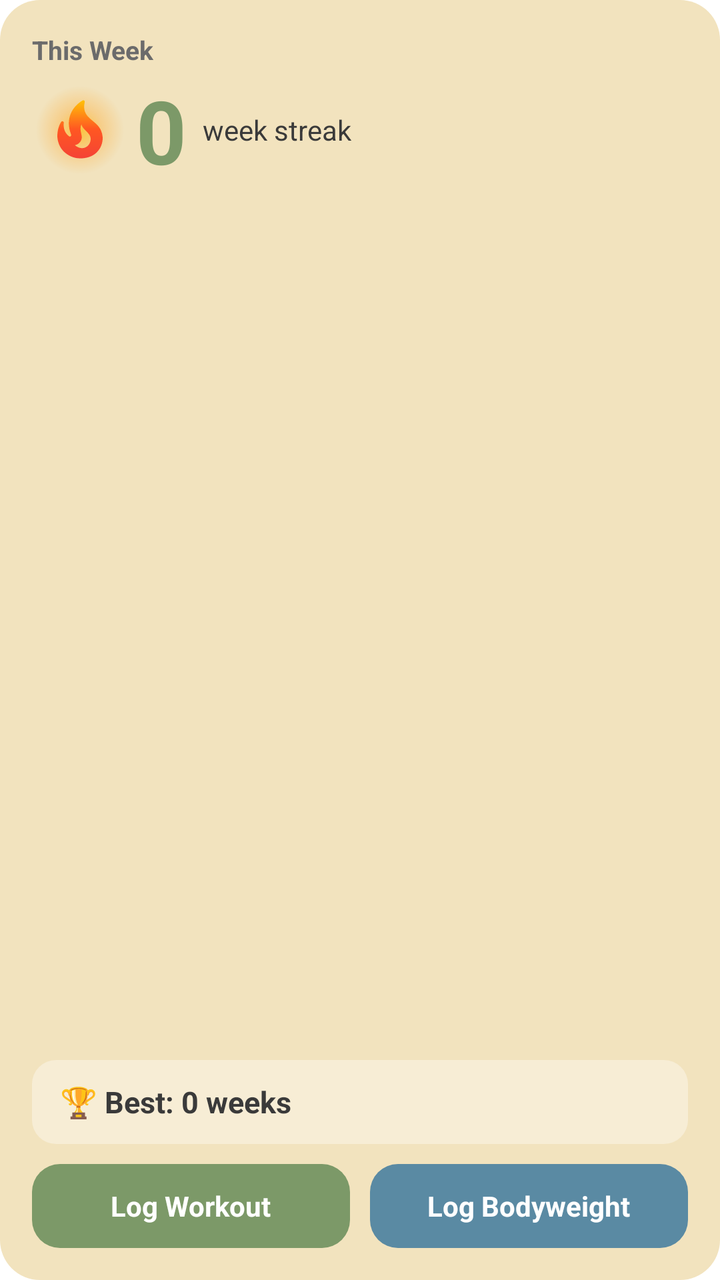
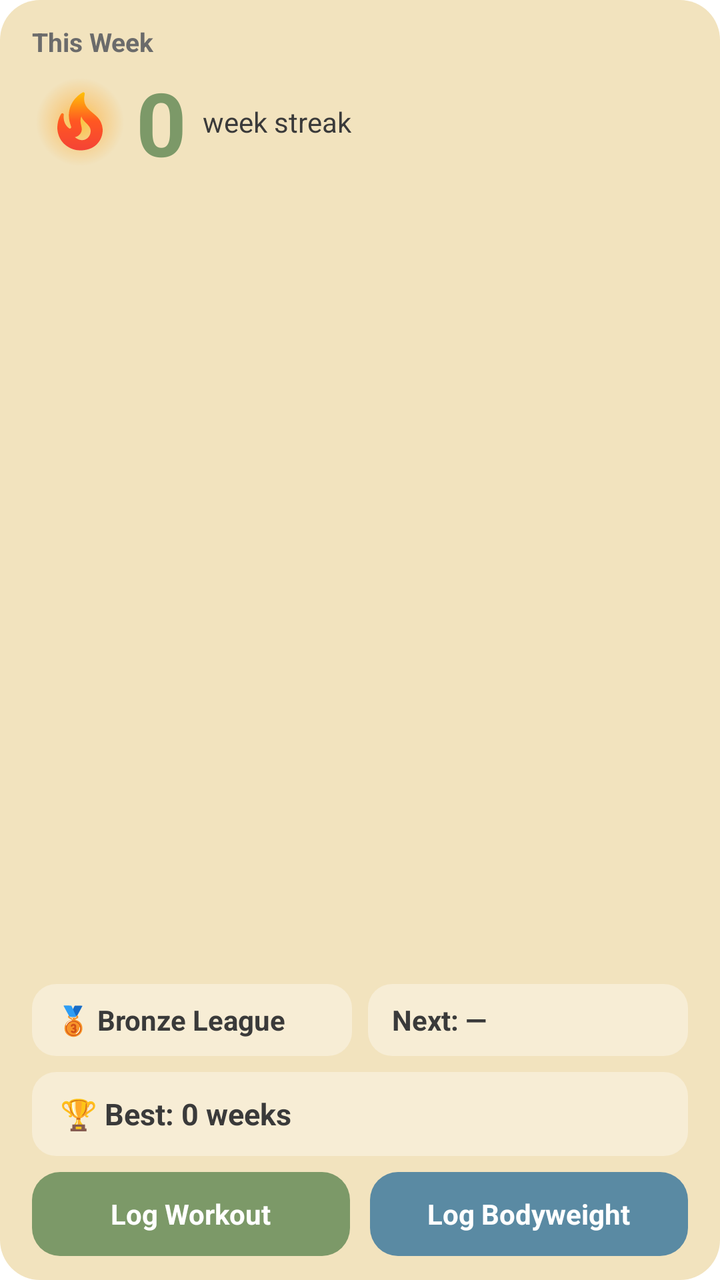

Two renders of the same Android screen: before a commit and after it. Below are the layout's source before the change and the commit's diff.
<!-- AndroidManifest.xml: fallback theme Theme.MaterialComponents.DayNight.NoActionBar -->
<!-- res/layout/widget_xlarge.xml -->
<?xml version="1.0" encoding="utf-8"?>
<FrameLayout xmlns:android="http://schemas.android.com/apk/res/android"
    android:id="@+id/widget_root"
    android:layout_width="match_parent"
    android:layout_height="match_parent">

    <ImageView
        android:id="@+id/bg_card"
        android:layout_width="match_parent"
        android:layout_height="match_parent"
        android:scaleType="fitXY"
        android:src="@drawable/widget_background"
        android:tint="@color/widget_background" />

    <LinearLayout
        android:layout_width="match_parent"
        android:layout_height="match_parent"
        android:orientation="vertical"
        android:paddingStart="16dp"
        android:paddingEnd="16dp"
        android:paddingTop="16dp"
        android:paddingBottom="16dp">

        <TextView
            android:id="@+id/header_text"
            android:layout_width="wrap_content"
            android:layout_height="wrap_content"
            android:text="This Week"
            android:textColor="@color/widget_text_muted"
            android:textSize="13sp"
            android:textStyle="bold" />

        <LinearLayout
            android:layout_width="match_parent"
            android:layout_height="wrap_content"
            android:layout_marginTop="2dp"
            android:orientation="horizontal"
            android:gravity="center_vertical">

            <FrameLayout
                android:layout_width="48dp"
                android:layout_height="48dp">

                <ImageView
                    android:id="@+id/fire_glow"
                    android:layout_width="match_parent"
                    android:layout_height="match_parent"
                    android:src="@drawable/widget_fire_glow" />

                <ImageView
                    android:id="@+id/fire_icon"
                    android:layout_width="34dp"
                    android:layout_height="34dp"
                    android:layout_gravity="center"
                    android:src="@drawable/ic_widget_fire_active" />
            </FrameLayout>

            <TextView
                android:id="@+id/streak_text"
                android:layout_width="wrap_content"
                android:layout_height="wrap_content"
                android:layout_marginStart="4dp"
                android:text="0"
                android:textColor="@color/widget_hero"
                android:textSize="44sp"
                android:textStyle="bold" />

            <TextView
                android:id="@+id/streak_label"
                android:layout_width="wrap_content"
                android:layout_height="wrap_content"
                android:layout_marginStart="8dp"
                android:text="week streak"
                android:textColor="@color/widget_text_dark"
                android:textSize="14sp" />
        </LinearLayout>

        <FrameLayout
            android:layout_width="match_parent"
            android:layout_height="0dp"
            android:layout_weight="1" />

        <FrameLayout
            android:layout_width="match_parent"
            android:layout_height="42dp"
            android:layout_marginBottom="10dp">

            <ImageView
                android:id="@+id/best_chip_bg"
                android:layout_width="match_parent"
                android:layout_height="match_parent"
                android:scaleType="fitXY"
                android:src="@drawable/widget_chip_bg"
                android:tint="@color/widget_surface" />

            <LinearLayout
                android:layout_width="match_parent"
                android:layout_height="match_parent"
                android:orientation="horizontal"
                android:gravity="center_vertical"
                android:paddingStart="14dp"
                android:paddingEnd="14dp">

                <TextView
                    android:id="@+id/best_text"
                    android:layout_width="0dp"
                    android:layout_height="wrap_content"
                    android:layout_weight="1"
                    android:maxLines="1"
                    android:ellipsize="end"
                    android:text="🏆 Best: 0 weeks"
                    android:textColor="@color/widget_text_dark"
                    android:textSize="15sp"
                    android:textStyle="bold" />

                <TextView
                    android:id="@+id/best_ended_text"
                    android:layout_width="wrap_content"
                    android:layout_height="wrap_content"
                    android:layout_marginStart="8dp"
                    android:maxLines="1"
                    android:text=""
                    android:textColor="@color/widget_text_muted"
                    android:textSize="13sp" />
            </LinearLayout>
        </FrameLayout>

        <LinearLayout
            android:layout_width="match_parent"
            android:layout_height="42dp"
            android:orientation="horizontal">

            <FrameLayout
                android:id="@+id/log_button"
                android:layout_width="0dp"
                android:layout_height="match_parent"
                android:layout_weight="1"
                android:layout_marginEnd="5dp">

                <ImageView
                    android:id="@+id/log_button_bg"
                    android:layout_width="match_parent"
                    android:layout_height="match_parent"
                    android:scaleType="fitXY"
                    android:src="@drawable/widget_button_bg"
                    android:tint="@color/widget_hero" />

                <TextView
                    android:id="@+id/log_button_text"
                    android:layout_width="wrap_content"
                    android:layout_height="wrap_content"
                    android:layout_gravity="center"
                    android:maxLines="1"
                    android:text="Log Workout"
                    android:textColor="@color/widget_text_on_hero"
                    android:textSize="14sp"
                    android:textStyle="bold" />
            </FrameLayout>

            <FrameLayout
                android:id="@+id/bodyweight_button"
                android:layout_width="0dp"
                android:layout_height="match_parent"
                android:layout_weight="1"
                android:layout_marginStart="5dp">

                <ImageView
                    android:id="@+id/bodyweight_button_bg"
                    android:layout_width="match_parent"
                    android:layout_height="match_parent"
                    android:scaleType="fitXY"
                    android:src="@drawable/widget_button_bg"
                    android:tint="@color/widget_dashboard" />

                <TextView
                    android:id="@+id/bodyweight_button_text"
                    android:layout_width="wrap_content"
                    android:layout_height="wrap_content"
                    android:layout_gravity="center"
                    android:maxLines="1"
                    android:text="Log Bodyweight"
                    android:textColor="@color/widget_text_on_hero"
                    android:textSize="14sp"
                    android:textStyle="bold" />
            </FrameLayout>
        </LinearLayout>
    </LinearLayout>
</FrameLayout>
<!-- resources referenced by this layout -->
<resources>
  <color name="widget_background">#FFF2E3BE</color>
  <color name="widget_dashboard">#FF5A8AA3</color>
  <color name="widget_hero">#FF7C9968</color>
  <color name="widget_surface">#FFF7EDD5</color>
  <color name="widget_text_dark">#FF3A3A3A</color>
  <color name="widget_text_muted">#FF6B6B6B</color>
  <color name="widget_text_on_hero">#FFFFFFFF</color>
  <!-- drawable ic_widget_fire_active (drawable) -->
  <?xml version="1.0" encoding="utf-8"?>
  <vector xmlns:android="http://schemas.android.com/apk/res/android"
      xmlns:aapt="http://schemas.android.com/aapt"
      android:width="24dp"
      android:height="24dp"
      android:viewportWidth="24"
      android:viewportHeight="24">
      <path android:pathData="M19.48,12.35c-1.57,-4.08 -7.16,-4.3 -5.81,-10.23c0.1,-0.44 -0.37,-0.78 -0.75,-0.55C9.29,3.71 6.68,8 8.87,13.62c0.18,0.46 -0.36,0.89 -0.75,0.59c-1.81,-1.37 -2,-3.34 -1.84,-4.75c0.06,-0.52 -0.62,-0.77 -0.91,-0.34C4.69,10.16 4,11.84 4,14.37c0.38,5.6 5.11,7.32 6.81,7.54c2.43,0.31 5.06,-0.14 6.95,-1.87C19.84,18.11 20.6,15.03 19.48,12.35zM10.2,17.38c1.44,-0.35 2.18,-1.39 2.38,-2.31c0.33,-1.43 -0.96,-2.83 -0.09,-5.09c0.33,1.87 3.27,3.04 3.27,5.08C15.84,17.59 13.1,19.76 10.2,17.38z">
          <aapt:attr name="android:fillColor">
              <gradient
                  android:type="linear"
                  android:startX="12"
                  android:startY="22"
                  android:endX="12"
                  android:endY="1.5">
                  <item android:offset="0" android:color="#FFF44336" />
                  <item android:offset="0.5" android:color="#FFFF5722" />
                  <item android:offset="1" android:color="#FFFFC107" />
              </gradient>
          </aapt:attr>
      </path>
  </vector>
  <!-- drawable widget_background (drawable) -->
  <?xml version="1.0" encoding="utf-8"?>
  <shape xmlns:android="http://schemas.android.com/apk/res/android" android:shape="rectangle">
      <solid android:color="#FFFFFFFF" />
      <corners android:radius="20dp" />
  </shape>
  <!-- drawable widget_button_bg (drawable) -->
  <?xml version="1.0" encoding="utf-8"?>
  <shape xmlns:android="http://schemas.android.com/apk/res/android" android:shape="rectangle">
      <solid android:color="#FFFFFFFF" />
      <corners android:radius="14dp" />
  </shape>
  <!-- drawable widget_chip_bg (drawable) -->
  <?xml version="1.0" encoding="utf-8"?>
  <shape xmlns:android="http://schemas.android.com/apk/res/android" android:shape="rectangle">
      <solid android:color="#FFFFFFFF" />
      <corners android:radius="12dp" />
  </shape>
  <!-- drawable widget_fire_glow (drawable) -->
  <?xml version="1.0" encoding="utf-8"?>
  <shape xmlns:android="http://schemas.android.com/apk/res/android" android:shape="oval">
      <gradient
          android:type="radial"
          android:gradientRadius="22dp"
          android:centerColor="#55FFA726"
          android:startColor="#AAFFB300"
          android:endColor="#00FF6D00" />
  </shape>
</resources>

<!-- the commit's change to res/layout/widget_xlarge.xml (unified diff, before → after) -->
@@ -18,8 +18,8 @@
         android:orientation="vertical"
         android:paddingStart="16dp"
         android:paddingEnd="16dp"
-        android:paddingTop="16dp"
-        android:paddingBottom="16dp">
+        android:paddingTop="12dp"
+        android:paddingBottom="12dp">
 
         <TextView
             android:id="@+id/header_text"
@@ -80,10 +80,75 @@
             android:layout_height="0dp"
             android:layout_weight="1" />
 
+        <LinearLayout
+            android:layout_width="match_parent"
+            android:layout_height="36dp"
+            android:layout_marginBottom="8dp"
+            android:orientation="horizontal">
+
+            <FrameLayout
+                android:layout_width="0dp"
+                android:layout_height="match_parent"
+                android:layout_weight="1"
+                android:layout_marginEnd="4dp">
+
+                <ImageView
+                    android:id="@+id/league_chip_bg"
+                    android:layout_width="match_parent"
+                    android:layout_height="match_parent"
+                    android:scaleType="fitXY"
+                    android:src="@drawable/widget_chip_bg"
+                    android:tint="@color/widget_surface" />
+
+                <TextView
+                    android:id="@+id/league_text"
+                    android:layout_width="match_parent"
+                    android:layout_height="match_parent"
+                    android:gravity="center_vertical"
+                    android:paddingStart="12dp"
+                    android:paddingEnd="12dp"
+                    android:maxLines="1"
+                    android:ellipsize="end"
+                    android:text="🥉 Bronze League"
+                    android:textColor="@color/widget_text_dark"
+                    android:textSize="14sp"
+                    android:textStyle="bold" />
+            </FrameLayout>
+
+            <FrameLayout
+                android:layout_width="0dp"
+                android:layout_height="match_parent"
+                android:layout_weight="1"
+                android:layout_marginStart="4dp">
+
+                <ImageView
+                    android:id="@+id/next_chip_bg"
+                    android:layout_width="match_parent"
+                    android:layout_height="match_parent"
+                    android:scaleType="fitXY"
+                    android:src="@drawable/widget_chip_bg"
+                    android:tint="@color/widget_surface" />
+
+                <TextView
+                    android:id="@+id/next_workout_text"
+                    android:layout_width="match_parent"
+                    android:layout_height="match_parent"
+                    android:gravity="center_vertical"
+                    android:paddingStart="12dp"
+                    android:paddingEnd="12dp"
+                    android:maxLines="1"
+                    android:ellipsize="end"
+                    android:text="Next: —"
+                    android:textColor="@color/widget_text_dark"
+                    android:textSize="14sp"
+                    android:textStyle="bold" />
+            </FrameLayout>
+        </LinearLayout>
+
         <FrameLayout
             android:layout_width="match_parent"
             android:layout_height="42dp"
-            android:layout_marginBottom="10dp">
+            android:layout_marginBottom="8dp">
 
             <ImageView
                 android:id="@+id/best_chip_bg"
